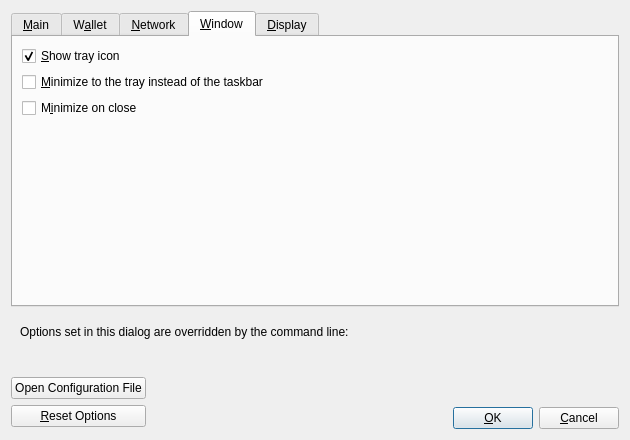
This is src/qt/forms/optionsdialog.ui in belovachap/RePeer as Qt 5 draws it before an edit. The edited form follows.
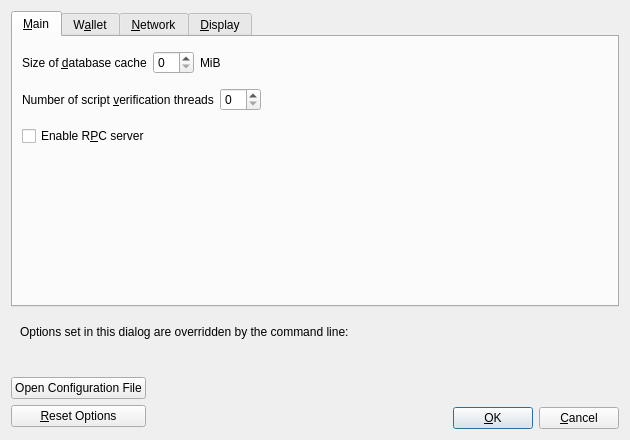
This is the edited form. The open tabs and pages were chosen to show the change. Custom widgets are drawn as their Qt base class.

```diff
--- a/src/qt/forms/optionsdialog.ui
+++ b/src/qt/forms/optionsdialog.ui
@@ -27,16 +27,6 @@
        <string>&amp;Main</string>
       </attribute>
       <layout class="QVBoxLayout" name="verticalLayout_Main">
-       <item>
-        <widget class="QCheckBox" name="bitcoinAtStartup">
-         <property name="toolTip">
-          <string>Automatically start %1 after logging in to the system.</string>
-         </property>
-         <property name="text">
-          <string>Start %1 on system &amp;login</string>
-         </property>
-        </widget>
-       </item>
        <item>
         <spacer name="horizontalSpacer_0_Main">
          <property name="orientation">
@@ -594,59 +584,6 @@
        </item>
       </layout>
      </widget>
-     <widget class="QWidget" name="tabWindow">
-      <attribute name="title">
-       <string>&amp;Window</string>
-      </attribute>
-      <layout class="QVBoxLayout" name="verticalLayout_Window">
-       <item>
-        <widget class="QCheckBox" name="showTrayIcon">
-         <property name="toolTip">
-          <string>Show the icon in the system tray.</string>
-         </property>
-         <property name="text">
-          <string>&amp;Show tray icon</string>
-         </property>
-         <property name="checked">
-          <bool>true</bool>
-         </property>
-        </widget>
-       </item>
-       <item>
-        <widget class="QCheckBox" name="minimizeToTray">
-         <property name="toolTip">
-          <string>Show only a tray icon after minimizing the window.</string>
-         </property>
-         <property name="text">
-          <string>&amp;Minimize to the tray instead of the taskbar</string>
-         </property>
-        </widget>
-       </item>
-       <item>
-        <widget class="QCheckBox" name="minimizeOnClose">
-         <property name="toolTip">
-          <string>Minimize instead of exit the application when the window is closed. When this option is enabled, the application will be closed only after selecting Exit in the menu.</string>
-         </property>
-         <property name="text">
-          <string>M&amp;inimize on close</string>
-         </property>
-        </widget>
-       </item>
-       <item>
-        <spacer name="verticalSpacer_Window">
-         <property name="orientation">
-          <enum>Qt::Vertical</enum>
-         </property>
-         <property name="sizeHint" stdset="0">
-          <size>
-           <width>20</width>
-           <height>40</height>
-          </size>
-         </property>
-        </spacer>
-       </item>
-      </layout>
-     </widget>
      <widget class="QWidget" name="tabDisplay">
       <attribute name="title">
        <string>&amp;Display</string>
```
